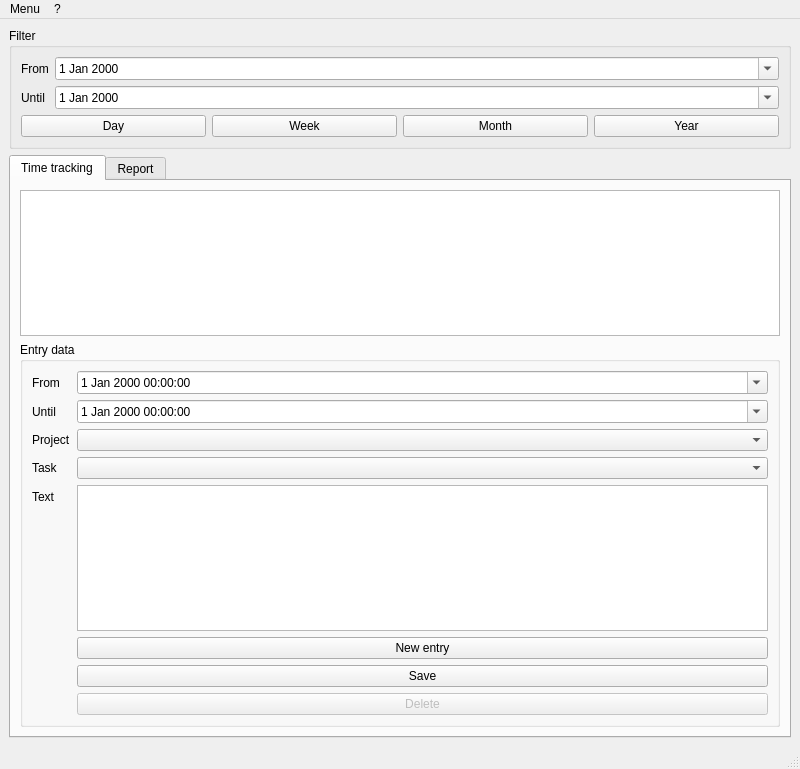
This is timetracker/mainwindow.ui in tsymalla/timetracker as Qt 5 draws it before an edit. The edited form follows.
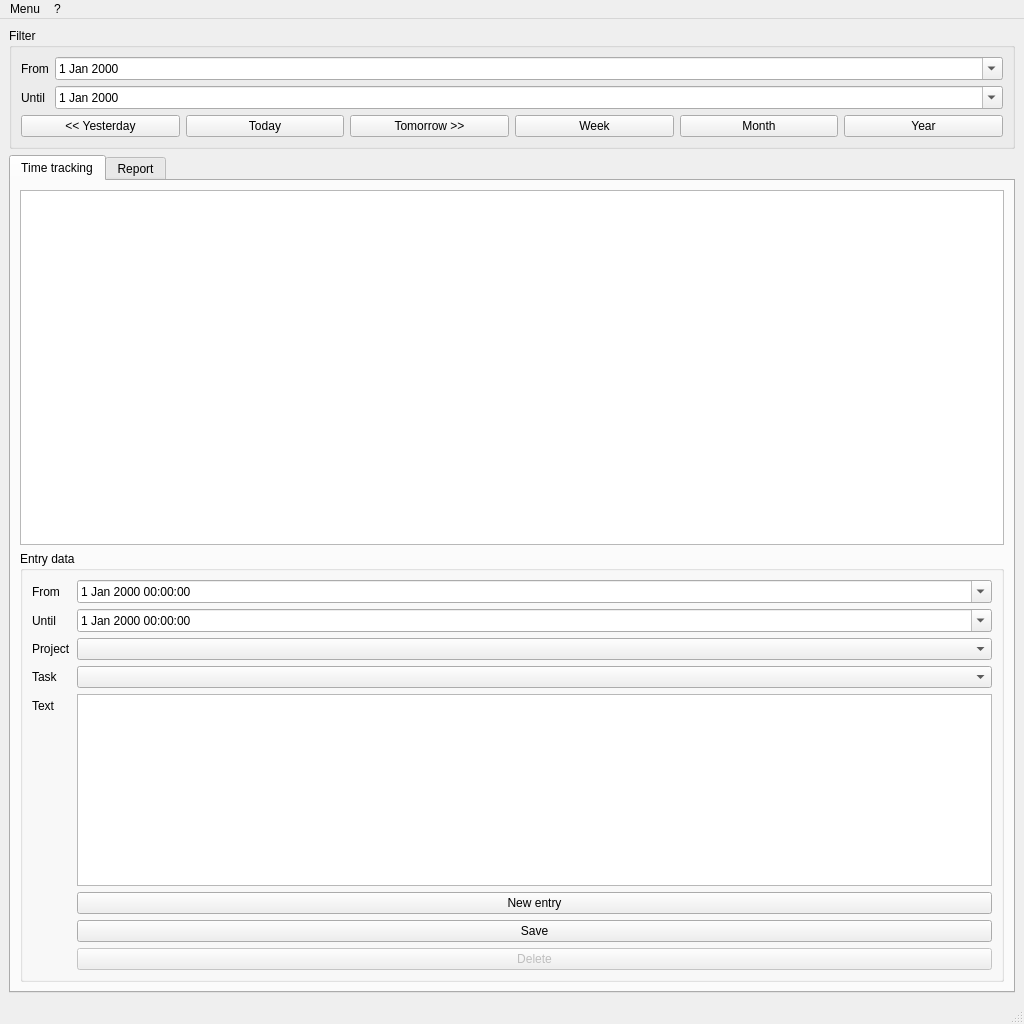
This is the edited form. Custom widgets are drawn as their Qt base class.

```diff
--- a/timetracker/mainwindow.ui
+++ b/timetracker/mainwindow.ui
@@ -6,8 +6,8 @@
    <rect>
     <x>0</x>
     <y>0</y>
-    <width>800</width>
-    <height>769</height>
+    <width>1024</width>
+    <height>1024</height>
    </rect>
   </property>
   <property name="windowTitle">
@@ -63,7 +63,21 @@
            <item>
             <widget class="QPushButton" name="btnFilterDay">
              <property name="text">
-              <string>Day</string>
+              <string>&lt;&lt; Yesterday</string>
+             </property>
+            </widget>
+           </item>
+           <item>
+            <widget class="QPushButton" name="btnFilterToday">
+             <property name="text">
+              <string>Today</string>
+             </property>
+            </widget>
+           </item>
+           <item>
+            <widget class="QPushButton" name="btnFilterTomorrow">
+             <property name="text">
+              <string>Tomorrow &gt;&gt;</string>
              </property>
             </widget>
            </item>
@@ -237,8 +251,8 @@
     <rect>
      <x>0</x>
      <y>0</y>
-     <width>800</width>
-     <height>20</height>
+     <width>1024</width>
+     <height>26</height>
     </rect>
    </property>
    <widget class="QMenu" name="menuAdministration">
```
Left out of the diff: 2 changed lines with no effect on the pictures.
